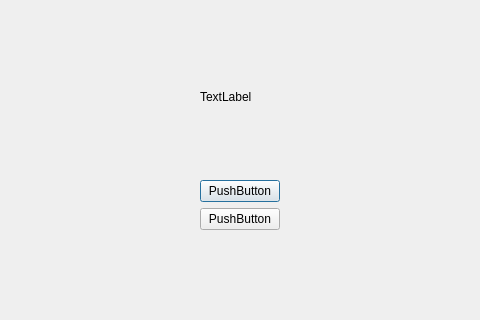
Qt form white_or_black.ui (kevinbencs/Sakk) before a commit; both pictures show x 90 to 570 and y 134 to 454 of the 659 by 588 pixel window.
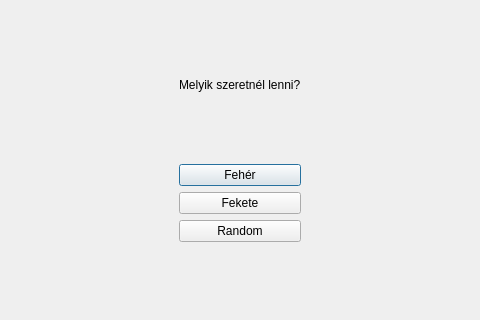
The same form after that commit.

The edit to the form file:
```diff
--- a/white_or_black.ui
+++ b/white_or_black.ui
@@ -73,7 +73,7 @@
        <item>
         <widget class="QLabel" name="label">
          <property name="text">
-          <string>TextLabel</string>
+          <string>Melyik szeretnél lenni?</string>
          </property>
         </widget>
        </item>
@@ -93,14 +93,21 @@
        <item>
         <widget class="QPushButton" name="pushButton">
          <property name="text">
-          <string>PushButton</string>
+          <string>Fehér</string>
          </property>
         </widget>
        </item>
        <item>
         <widget class="QPushButton" name="pushButton_2">
          <property name="text">
-          <string>PushButton</string>
+          <string>Fekete</string>
+         </property>
+        </widget>
+       </item>
+       <item>
+        <widget class="QPushButton" name="pushButton_3">
+         <property name="text">
+          <string>Random</string>
          </property>
         </widget>
        </item>
```
